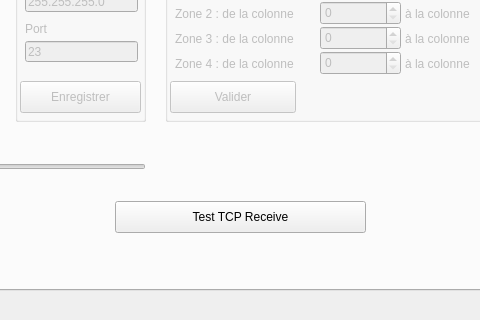
Qt form mainwindow.ui (martialgallorini/ledManager) before a commit; both pictures show x 157 to 637 and y 175 to 495 of the 927 by 495 pixel window.
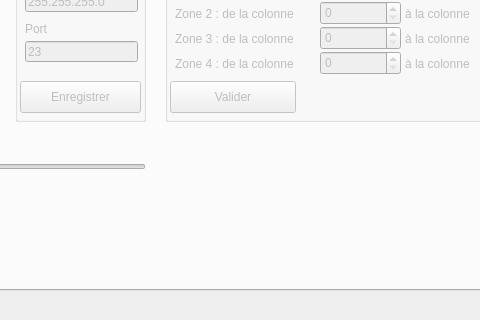
The same form after that commit. The open tabs and pages were chosen to show the change.

Patch:
```diff
--- a/mainwindow.ui
+++ b/mainwindow.ui
@@ -1558,19 +1558,6 @@
        </property>
       </widget>
      </widget>
-     <widget class="QPushButton" name="pushButton">
-      <property name="geometry">
-       <rect>
-        <x>260</x>
-        <y>310</y>
-        <width>251</width>
-        <height>32</height>
-       </rect>
-      </property>
-      <property name="text">
-       <string>Test TCP Receive</string>
-      </property>
-     </widget>
     </widget>
     <widget class="QWidget" name="triggerTab">
      <attribute name="title">
```
